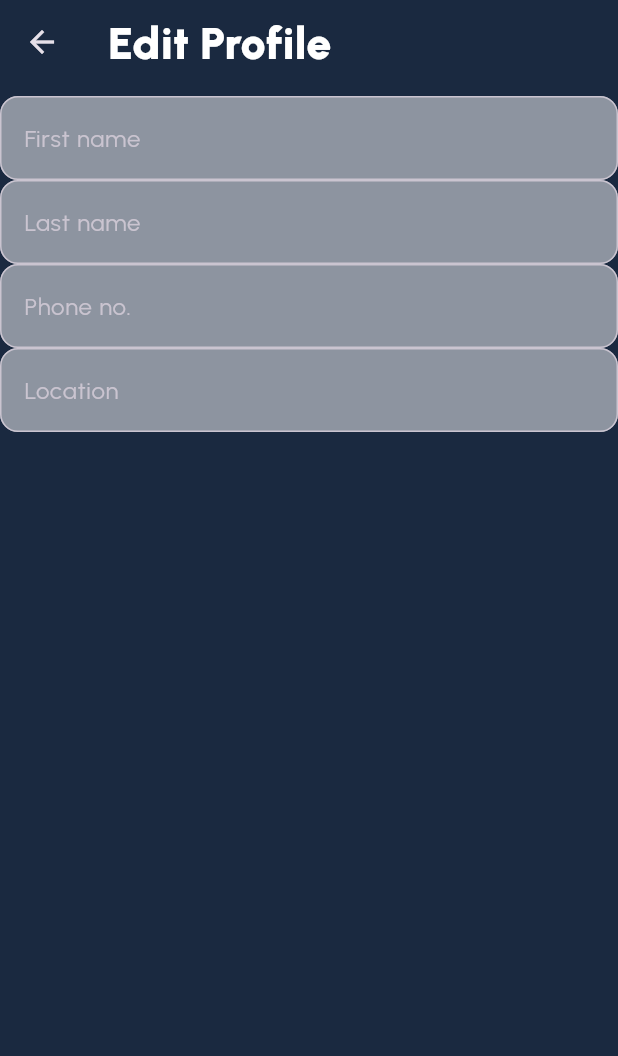
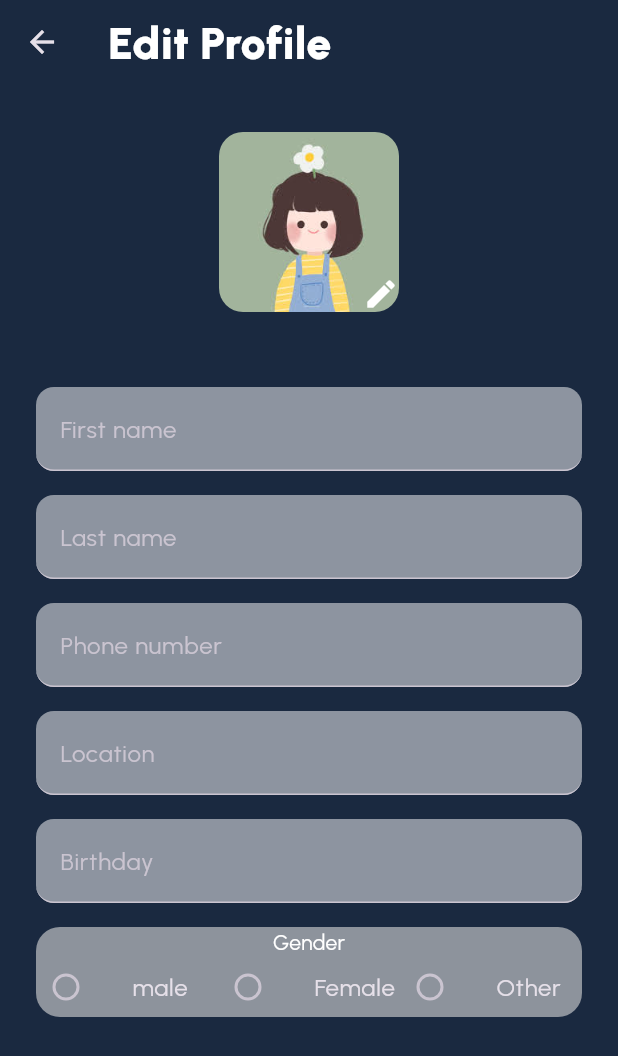
Before and after one commit to bhavingupta123/FLUTTER_BASED_PROJECTS, a Flutter app: the EditProfilePage screen opened by its route, on a phone screen of 412 x 824 dp. Shown: the top 1056 px of the screen. Run offline on Flutter 3.47's test engine with Material 3 defaults, Android fonts, the phone set to English and light mode, and no system bars; our stand-ins replace google_fonts.

Commit message:
commit10:added edit page and enhanced the fields

```diff
--- a/Project1/lib/components/app_text_field.dart
+++ b/Project1/lib/components/app_text_field.dart
@@ -9,8 +9,13 @@ class AppTextField extends StatelessWidget {
     return TextField(
       decoration: InputDecoration(
         hintText: hint,
-        border: OutlineInputBorder(borderRadius: BorderRadius.all(Radius.circular(12))),
+        border: UnderlineInputBorder(borderRadius: BorderRadius.all(Radius.circular(12))),
+        focusedBorder: UnderlineInputBorder(
+          borderSide: BorderSide(color: Colors.transparent),
+          borderRadius: BorderRadius.all(Radius.circular(12)),
+        ),
         filled: true,
+        labelText: hint,
         fillColor: Colors.white.withOpacity(0.5),
       ),
     );
--- /dev/null
+++ b/Project1/lib/components/user_avatar.dart
@@ -0,0 +1,14 @@
+import 'package:flutter/material.dart';
+
+class UserAvatar extends StatelessWidget {
+  final double size;
+  const UserAvatar({super.key, this.size = 40});
+
+  @override
+  Widget build(BuildContext context) {
+    return ClipRRect(
+      borderRadius: BorderRadius.all(Radius.circular(16)),
+      child: Image.asset('assets/temp/profile.jpg', height: size, width: size),
+    );
+  }
+}
--- /dev/null
+++ b/Project1/lib/config/app_routes.dart
@@ -0,0 +1,20 @@
+import 'package:project1/pages/edit_profile_page.dart';
+import 'package:project1/pages/home_page.dart';
+import 'package:project1/pages/login_page.dart';
+import 'package:project1/pages/main_page.dart';
+
+class AppRoutes {
+  static final pages = {
+    '/': (context) => LoginPage(),
+    '/home': (context) => HomePage(),
+    '/main': (context) => MainPage(),
+    '/edit_profile': (context) => EditProfilePage(),
+  };
+
+  static const login = '/';
+  static const home = '/home';
+  static const main = '/main';
+  static const editProfile = '/edit_profile';
+  static const nearby = '/nearby';
+  static const user = '/user';
+}
--- /dev/null
+++ b/Project1/lib/config/app_strings.dart
@@ -0,0 +1,37 @@
+class AppStrings {
+  static const appName = '5minuteflutter';
+  static const helloWelcome = 'Hello, welcome back!';
+  static const loginToContinue = 'Login to continue';
+  static const username = 'Username';
+  static const password = 'Password';
+  static const forgotPassword = 'Forgot password?';
+  static const orSignInWith = 'Or sign in with';
+  static const loginWithGoogle = 'Login with Google';
+  static const loginWithFacebook = 'Login with Facebook';
+  static const dontHaveAccount = "Dont't have account? ";
+  static const login = 'Login';
+  static const signup = 'Sign up';
+  static const home = 'Home';
+  static const favorites = 'Favorites';
+  static const add = 'Add';
+  static const messages = 'Messages';
+  static const user = 'User';
+  static const followers = 'Followers';
+  static const posts = 'Posts';
+  static const following = 'Following';
+  static const profile = 'Profile';
+  static const edit = 'Edit';
+  static const logout = 'Log out';
+  static const editProfile = 'Edit Profile';
+  static const firstName = 'First name';
+  static const lastName = 'Last name';
+  static const phoneNumber = 'Phone number';
+  static const location = 'Location';
+  static const birthday = 'Birthday';
+  static const male = 'Male';
+  static const female = 'Female';
+  static const other = 'Other';
+
+  static const gender = 'Gender';
+  static const nearby = 'Nearby';
+}
--- a/Project1/lib/main.dart
+++ b/Project1/lib/main.dart
@@ -1,5 +1,6 @@
 import 'package:flutter/material.dart';
 import 'package:google_fonts/google_fonts.dart';
+import 'package:project1/config/app_routes.dart';
 import 'package:project1/pages/edit_profile_page.dart';
 import 'package:project1/pages/home_page.dart';
 import 'package:project1/pages/login_page.dart';
@@ -21,13 +22,8 @@ class MyApp extends StatelessWidget {
         scaffoldBackgroundColor: AppColors.background,
         brightness: Brightness.dark,
       ),
-      initialRoute: '/',
-      routes: {
-        '/': (context) => LoginPage(),
-        '/home': (context) => HomePage(),
-        '/main': (context) => MainPage(),
-        '/edit_profile': (context) => EditProfilePage(),
-      },
+      initialRoute: AppRoutes.login,
+      routes: AppRoutes.pages,
     );
   }
 }
--- a/Project1/lib/pages/edit_profile_page.dart
+++ b/Project1/lib/pages/edit_profile_page.dart
@@ -1,21 +1,114 @@
 import 'package:flutter/material.dart';
 import 'package:project1/components/app_text_field.dart';
 import 'package:project1/components/toolbar.dart';
+import 'package:project1/components/user_avatar.dart';
+import 'package:project1/config/app_strings.dart';
 
-class EditProfilePage extends StatelessWidget {
-  const EditProfilePage({super.key});
+enum Gender { none, male, female, other }
+
+class EditProfilePage extends StatefulWidget {
+  EditProfilePage({super.key});
+
+  @override
+  State<EditProfilePage> createState() => _EditProfilePageState();
+}
+
+class _EditProfilePageState extends State<EditProfilePage> {
+  var gender = Gender.none;
 
   @override
   Widget build(BuildContext context) {
     return Scaffold(
-      appBar: Toolbar(title: 'Edit Profile'),
-      body: Column(
-        children: [
-          AppTextField(hint: 'First name'),
-          AppTextField(hint: 'Last name'),
-          AppTextField(hint: 'Phone no.'),
-          AppTextField(hint: 'Location'),
-        ],
+      appBar: Toolbar(title: AppStrings.editProfile),
+      body: Padding(
+        padding: const EdgeInsets.all(24.0),
+        child: Column(
+          children: [
+            Stack(
+              children: [
+                UserAvatar(size: 120),
+                Positioned(bottom: 0, right: 0, child: Icon(Icons.edit)),
+              ],
+            ),
+            SizedBox(height: 50),
+            AppTextField(hint: AppStrings.firstName),
+            SizedBox(height: 16),
+            AppTextField(hint: AppStrings.lastName),
+            SizedBox(height: 16),
+            AppTextField(hint: AppStrings.phoneNumber),
+            SizedBox(height: 16),
+            AppTextField(hint: AppStrings.location),
+            SizedBox(height: 16),
+            AppTextField(hint: AppStrings.birthday),
+            SizedBox(height: 16),
+            Container(
+              decoration: BoxDecoration(
+                color: Color(0xffD9D9D9).withOpacity(0.6),
+                borderRadius: BorderRadius.all(Radius.circular(16)),
+              ),
+              child: Column(
+                children: [
+                  Text('Gender', style: TextStyle(color: Colors.white)),
+                  Row(
+                    children: [
+                      Expanded(
+                        child: RadioListTile(
+                          title: Text('male'),
+                          visualDensity: VisualDensity(
+                            vertical: VisualDensity.minimumDensity,
+                            horizontal: VisualDensity.maximumDensity,
+                          ),
+                          value: Gender.male,
+                          contentPadding: EdgeInsets.zero,
+                          groupValue: gender,
+                          onChanged: (value) {
+                            setState(() {
+                              gender = Gender.male;
+                            });
+                          },
+                        ),
+                      ),
+                      Expanded(
+                        child: RadioListTile(
+                          title: Text('Female'),
+                          visualDensity: VisualDensity(
+                            vertical: VisualDensity.minimumDensity,
+                            horizontal: VisualDensity.maximumDensity,
+                          ),
+                          contentPadding: EdgeInsets.zero,
+                          value: Gender.female,
+                          groupValue: gender,
+                          onChanged: (value) {
+                            setState(() {
+                              gender = Gender.female;
+                            });
+                          },
+                        ),
+                      ),
+                      Expanded(
+                        child: RadioListTile(
+                          title: Text('Other'),
+                          visualDensity: VisualDensity(
+                            vertical: VisualDensity.minimumDensity,
+                            horizontal: VisualDensity.maximumDensity,
+                          ),
+                          contentPadding: EdgeInsets.zero,
+                          value: Gender.other,
+                          groupValue: gender,
+                          onChanged: (value) {
+                            setState(() {
+                              gender = Gender.other;
+                            });
+                          },
+                        ),
+                      ),
+                    ],
+                  ),
+                ],
+              ),
+            ),
+          ],
+        ),
       ),
     );
   }
--- a/Project1/lib/pages/login_page.dart
+++ b/Project1/lib/pages/login_page.dart
@@ -1,5 +1,7 @@
 import 'package:flutter/material.dart';
 import 'package:google_fonts/google_fonts.dart';
+import 'package:project1/config/app_routes.dart';
+import 'package:project1/config/app_strings.dart';
 import 'package:project1/pages/home_page.dart';
 
 class LoginPage extends StatelessWidget {
@@ -17,15 +19,15 @@ class LoginPage extends StatelessWidget {
               children: [
                 Spacer(),
                 Text(
-                  'Hello, Welcome back !',
+                  AppStrings.helloWelcome,
                   style: TextStyle(color: Colors.white, fontSize: 22, fontWeight: FontWeight.bold),
                 ),
                 SizedBox(height: 16),
-                Text('Login to Continue', style: TextStyle(color: Colors.white)),
+                Text(AppStrings.loginToContinue, style: TextStyle(color: Colors.white)),
                 Spacer(),
                 TextField(
                   decoration: InputDecoration(
-                    hintText: 'username',
+                    hintText: AppStrings.username,
                     border: OutlineInputBorder(borderRadius: BorderRadius.all(Radius.circular(12))),
                     filled: true,
                     fillColor: Colors.white.withOpacity(0.5),
@@ -34,7 +36,7 @@ class LoginPage extends StatelessWidget {
                 SizedBox(height: 16),
                 TextField(
                   decoration: InputDecoration(
-                    hintText: 'password',
+                    hintText: AppStrings.password,
                     border: OutlineInputBorder(borderRadius: BorderRadius.all(Radius.circular(12))),
                     filled: true,
                     fillColor: Colors.white.withOpacity(0.5),
@@ -45,16 +47,16 @@ class LoginPage extends StatelessWidget {
                   child: TextButton(
                     onPressed: () {},
                     style: TextButton.styleFrom(foregroundColor: Colors.white),
-                    child: Text('Forgot password'),
+                    child: Text(AppStrings.forgotPassword),
                   ),
                 ),
                 SizedBox(
                   width: double.infinity,
                   child: ElevatedButton(
                     onPressed: () {
-                      Navigator.of(context).pushReplacementNamed('/main');
+                      Navigator.of(context).pushReplacementNamed(AppRoutes.main);
                     },
-                    child: Text('Login'),
+                    child: Text(AppStrings.login),
                     style: ElevatedButton.styleFrom(
                       foregroundColor: Colors.black,
                       backgroundColor: Colors.yellow,
@@ -62,7 +64,7 @@ class LoginPage extends StatelessWidget {
                   ),
                 ),
                 Spacer(),
-                Text('Sign in with:', style: TextStyle(color: Colors.white)),
+                Text(AppStrings.orSignInWith, style: TextStyle(color: Colors.white)),
                 SizedBox(height: 15),
                 ElevatedButton(
                   onPressed: () {},
@@ -78,7 +80,7 @@ class LoginPage extends StatelessWidget {
                     children: [
                       Image.asset('assets/google.png', width: 20, height: 20),
                       SizedBox(width: 10),
-                      Text('Login with google'),
+                      Text(AppStrings.loginWithGoogle),
                     ],
                   ),
                 ),
@@ -96,7 +98,7 @@ class LoginPage extends StatelessWidget {
                     children: [
                       Image.asset('assets/fb.jpg', width: 20, height: 20),
                       SizedBox(width: 10),
-                      Text('Login with facebook'),
+                      Text(AppStrings.loginWithFacebook),
                     ],
                   ),
                 ),
@@ -106,7 +108,7 @@ class LoginPage extends StatelessWidget {
                     TextButton(
                       onPressed: () {},
                       child: Text(
-                        'Sign Up',
+                        AppStrings.signup,
                         style: TextStyle(decoration: TextDecoration.underline),
                       ),
                       style: TextButton.styleFrom(foregroundColor: Colors.amber),
--- a/Project1/lib/pages/main_page.dart
+++ b/Project1/lib/pages/main_page.dart
@@ -1,4 +1,5 @@
 import 'package:flutter/material.dart';
+import 'package:project1/config/app_strings.dart';
 import 'package:project1/pages/home_page.dart';
 import 'package:project1/pages/profile_page.dart';
 
@@ -13,9 +14,9 @@ class _MainPageState extends State<MainPage> {
   int currentIndex = 0;
   final pages = [
     HomePage(),
-    Center(child: Text('Fav', style: TextStyle(color: Colors.white))),
-    Center(child: Text('Posts', style: TextStyle(color: Colors.white))),
-    Center(child: Text('Messages', style: TextStyle(color: Colors.white))),
+    Center(child: Text(AppStrings.favorites, style: TextStyle(color: Colors.white))),
+    Center(child: Text(AppStrings.posts, style: TextStyle(color: Colors.white))),
+    Center(child: Text(AppStrings.messages, style: TextStyle(color: Colors.white))),
     ProfilePage(),
   ];
 
--- a/Project1/lib/pages/profile_page.dart
+++ b/Project1/lib/pages/profile_page.dart
@@ -1,6 +1,7 @@
 import 'package:flutter/material.dart';
 import 'package:project1/components/toolbar.dart';
-import 'package:project1/styles/app_colors.dart';
+import 'package:project1/components/user_avatar.dart';
+import 'package:project1/config/app_routes.dart';
 import 'package:project1/styles/app_text.dart';
 
 enum ProfileMenu { edit, logout }
@@ -18,7 +19,7 @@ class ProfilePage extends StatelessWidget {
             onSelected: (value) {
               switch (value) {
                 case ProfileMenu.edit:
-                  Navigator.of(context).pushNamed('/edit_profile');
+                  Navigator.of(context).pushNamed(AppRoutes.editProfile);
                   break;
                 case ProfileMenu.logout:
                   break;
@@ -37,10 +38,7 @@ class ProfilePage extends StatelessWidget {
       ),
       body: Column(
         children: [
-          ClipRRect(
-            borderRadius: BorderRadius.all(Radius.circular(16)),
-            child: Image.asset('assets/temp/profile.jpg', height: 90, width: 90),
-          ),
+          UserAvatar(size: 90),
           SizedBox(height: 24),
           Text('MS DHONI', style: AppText.header2),
           SizedBox(height: 12),
```
Also changed, not shown: 2 other files.
